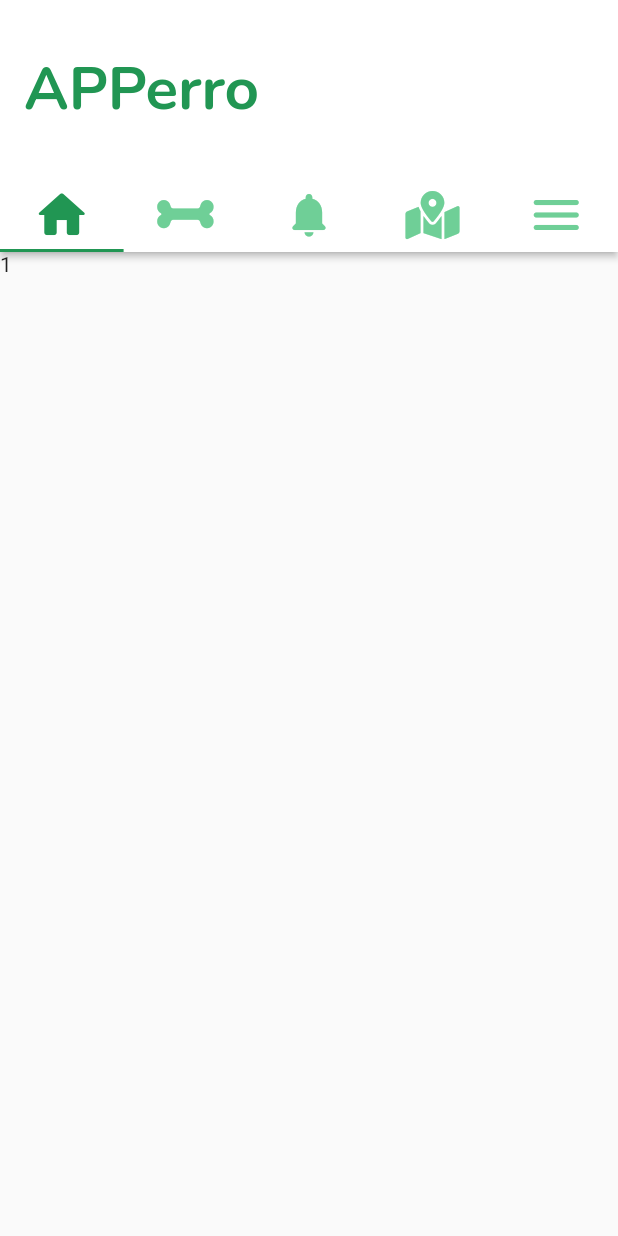
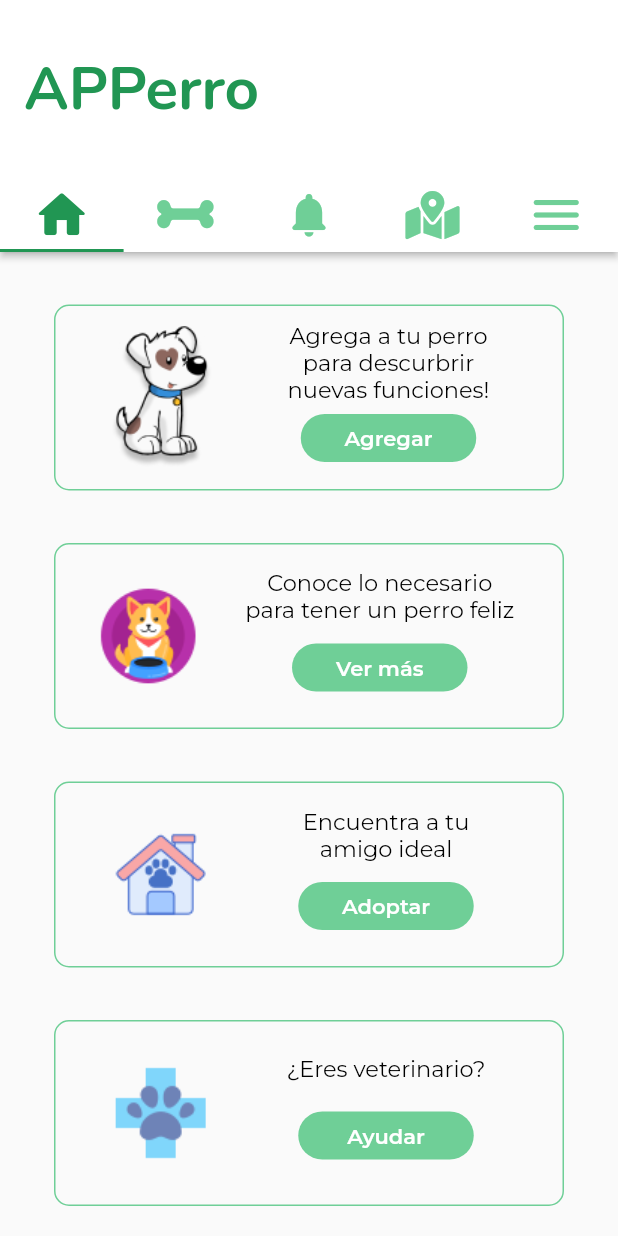
Before and after one commit to Edwardreyessp/apperro, a Flutter app: the screen it shows once a user with an empty profile is signed in, on a phone screen of 412 x 824 dp. Run offline on Flutter 3.47's test engine with Material 2 defaults, Android fonts, the light colour scheme and no system bars; our stand-ins replace email_validator, firebase_auth, firebase_core, flutter_svg, font_awesome_flutter, google_fonts; accounts and stored records are empty.

Commit message:
Scrollview and initial home

```diff
--- a/lib/main.dart
+++ b/lib/main.dart
@@ -1,11 +1,15 @@
-import 'package:apperro/pages/navbar.dart';
-import 'package:apperro/widgets/home.dart';
+import 'package:apperro/pages/navbar/navbar.dart';
+import 'package:apperro/pages/main_home.dart';
 import 'package:firebase_auth/firebase_auth.dart';
 import 'package:firebase_core/firebase_core.dart';
 import 'package:flutter/material.dart';
+import 'package:flutter/services.dart';
 
 void main() async {
   WidgetsFlutterBinding.ensureInitialized();
+  SystemChrome.setSystemUIOverlayStyle(SystemUiOverlayStyle(
+    statusBarColor: Colors.transparent,
+  ));
   await Firebase.initializeApp();
   runApp(MyApp());
 }
@@ -45,7 +49,7 @@ class MainPage extends StatelessWidget {
           } else if (snapshop.hasData) {
             return NavBar();
           } else {
-            return Home();
+            return MainHome();
           }
         },
       ),
--- a/lib/pages/navbar.dart
+++ b/lib/pages/navbar/navbar.dart
@@ -1,3 +1,4 @@
+import 'package:apperro/pages/navbar/pages/initial_home.dart';
 import 'package:apperro/palette.dart';
 import 'package:apperro/widgets/rounded_button.dart';
 import 'package:apperro/widgets/texto.dart';
@@ -55,7 +56,7 @@ class NavBar extends StatelessWidget {
         ),
         body: TabBarView(
           children: [
-            HomeBar(),
+            InitialHome(),
             Container(
               child: Text("2"),
             ),
@@ -110,16 +111,3 @@ class Ubicacion extends StatelessWidget {
     );
   }
 }
-
-class HomeBar extends StatelessWidget {
-  const HomeBar({
-    Key key,
-  }) : super(key: key);
-
-  @override
-  Widget build(BuildContext context) {
-    return Container(
-      child: Text("1"),
-    );
-  }
-}
--- /dev/null
+++ b/lib/pages/navbar/pages/initial_home.dart
@@ -0,0 +1,41 @@
+import 'package:apperro/pages/navbar/widgets/announcement.dart';
+import 'package:flutter/material.dart';
+
+class InitialHome extends StatelessWidget {
+  const InitialHome({Key key}) : super(key: key);
+
+  @override
+  Widget build(BuildContext context) {
+    return Scaffold(
+      body: SingleChildScrollView(
+        child: Column(
+          children: [
+            Announcement(
+              name: 'assets/images/perro.png',
+              text: 'Agrega a tu perro para descurbrir nuevas funciones!',
+              textButton: 'Agregar',
+              imageHeight: 98.16,
+              imageWidth: 70,
+            ),
+            Announcement(
+              name: 'assets/images/perro2.png',
+              text: 'Conoce lo necesario para tener un perro feliz',
+              textButton: 'Ver más',
+              textWidth: 185,
+            ),
+            Announcement(
+              name: 'assets/images/pethouse.png',
+              text: 'Encuentra a tu amigo ideal',
+              textButton: 'Adoptar',
+            ),
+            Announcement(
+              name: 'assets/images/veterinario.png',
+              text: '¿Eres veterinario?',
+              textButton: 'Ayudar',
+            ),
+          ],
+        ),
+      ),
+    );
+  }
+}
--- /dev/null
+++ b/lib/pages/navbar/widgets/announcement.dart
@@ -0,0 +1,71 @@
+import 'package:apperro/palette.dart';
+import 'package:apperro/widgets/rounded_button.dart';
+import 'package:apperro/widgets/texto.dart';
+import 'package:flutter/material.dart';
+
+class Announcement extends StatelessWidget {
+  const Announcement({
+    Key key,
+    @required this.name,
+    @required this.text,
+    @required this.textButton,
+    this.imageWidth,
+    this.imageHeight,
+    this.textWidth,
+  }) : super(key: key);
+
+  final String name;
+  final String text;
+  final String textButton;
+  final double imageWidth;
+  final double imageHeight;
+  final double textWidth;
+
+  @override
+  Widget build(BuildContext context) {
+    return Container(
+      padding: EdgeInsets.only(top: 35),
+      child: Row(
+        mainAxisAlignment: MainAxisAlignment.center,
+        children: [
+          Container(
+            width: 340,
+            height: 124,
+            decoration: BoxDecoration(
+              border: Border.all(color: Palette().primario2),
+              borderRadius: BorderRadius.circular(10),
+            ),
+            child: Row(
+              mainAxisAlignment: MainAxisAlignment.spaceEvenly,
+              children: [
+                Image.asset(
+                  name,
+                  height: imageHeight ?? 65,
+                  width: imageWidth ?? 65,
+                ),
+                Container(
+                  padding: EdgeInsets.only(top: 10),
+                  child: Column(
+                    mainAxisAlignment: MainAxisAlignment.spaceEvenly,
+                    children: [
+                      Container(
+                        width: textWidth ?? 160,
+                        child: Texto(texto: text),
+                      ),
+                      RoundedButton(
+                        texto: textButton,
+                        width: 117,
+                        height: 32,
+                        color: Palette().primario2,
+                      )
+                    ],
+                  ),
+                ),
+              ],
+            ),
+          ),
+        ],
+      ),
+    );
+  }
+}
--- a/lib/widgets/texto.dart
+++ b/lib/widgets/texto.dart
@@ -18,6 +18,7 @@ class Texto extends StatelessWidget {
     return Center(
       child: Text(
         texto,
+        textAlign: TextAlign.center,
         style: GoogleFonts.montserrat(
           fontSize: size ?? 15,
           color: color ?? Colors.black,
--- a/pubspec.yaml
+++ b/pubspec.yaml
@@ -67,7 +67,7 @@ flutter:
 
   # To add assets to your application, add an assets section, like this:
   assets:
-    - assets/
+    - assets/images/
   #   - images/a_dot_burr.jpeg
   #   - images/a_dot_ham.jpeg
 
```
Also changed, not shown: lib/pages/iniciar_sesion.dart (+9 -10 lines), lib/pages/main_home.dart (renamed from lib/widgets/home.dart, +4 -4 lines), lib/pages/registrarse.dart (+10 -11 lines), lib/simple_bloc_observer.dart (deleted, +0 -27 lines), assets/images/fondo.jpg (renamed from assets/fondo.jpg), assets/images/fondo.svg (deleted), assets/images/fondo_inicio_sesion.jpg (renamed from assets/fondo_inicio_sesion.jpg), assets/images/fondo_registrarse.jpg (renamed from assets/fondo_registrarse.jpg), assets/images/logo.svg (renamed from assets/logo.svg), assets/images/map.png (renamed from assets/map.png), assets/images/perro.png (added), assets/images/perro2.png (added), assets/images/pethouse.png (added), assets/images/veterinario.png (added).
